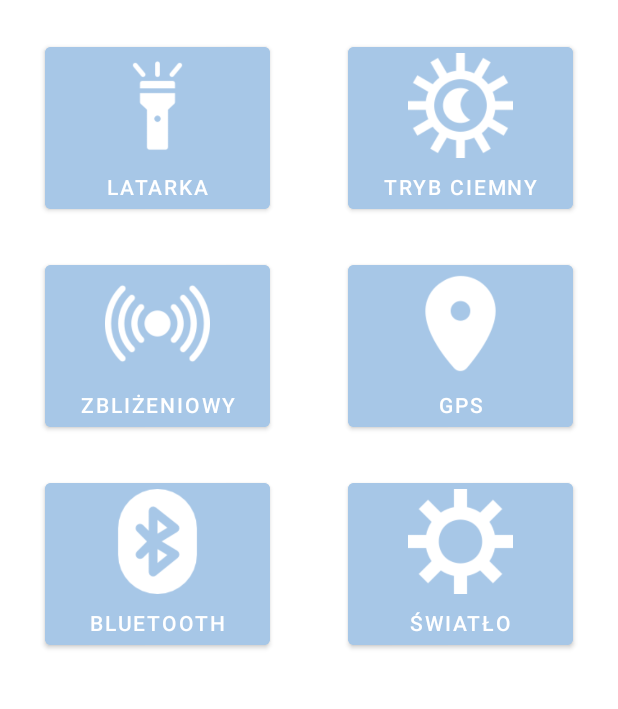
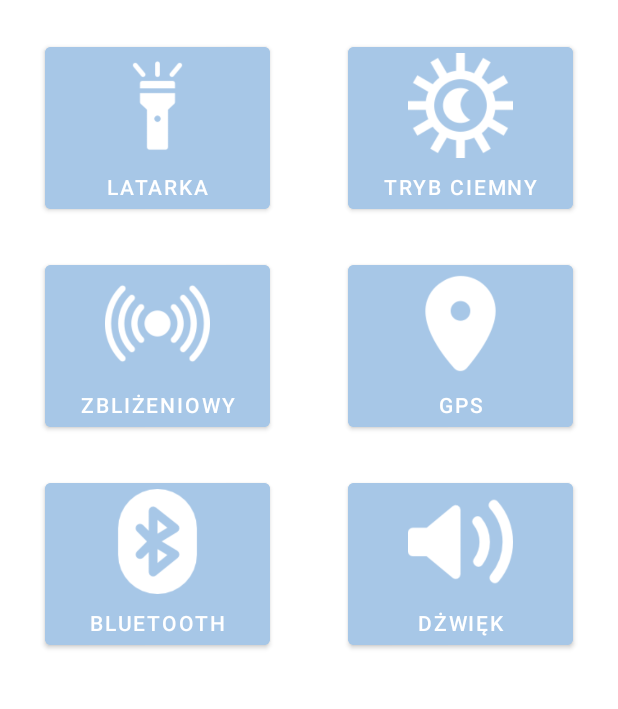
Before and after one commit to Nnunka/Ttest, an Android app: the screen it shows after launch (MainActivity), on a phone screen of 412 x 824 dp, the part 180-889 px from its top. Run offline under Robolectric (Android 15) with nearby library versions, the phone set to English and light mode, and no system bars.

Commit message:
poprawnienie layoutu pod test dźwięku

```diff
--- a/app/src/main/AndroidManifest.xml
+++ b/app/src/main/AndroidManifest.xml
@@ -18,7 +18,7 @@
         android:theme="@style/Theme.Ttest"
         tools:targetApi="31">
         <activity
-            android:name=".czujnik_swiatla"
+            android:name=".dzwiek"
             android:exported="false">
             <meta-data
                 android:name="android.app.lib_name"
--- a/app/src/main/java/com/example/ttest/MainActivity.java
+++ b/app/src/main/java/com/example/ttest/MainActivity.java
@@ -27,19 +27,13 @@ public class MainActivity extends AppCompatActivity {
         setContentView(R.layout.activity_main);
 
 
-        ActivityCompat.requestPermissions(this,
-                new String[]{Manifest.permission.WRITE_EXTERNAL_STORAGE,
-                        Manifest.permission.READ_EXTERNAL_STORAGE},
-                PackageManager.PERMISSION_GRANTED);
-
-
         //activity_main.xml -> activity_latarka.xml
         button_1 = (Button) findViewById(R.id.button_1);
 
         button_1.setOnClickListener(new View.OnClickListener() {
             @Override
             public void onClick(View view) {
-                Intent intent = new Intent(MainActivity.this,latarka.class);
+                Intent intent = new Intent(MainActivity.this, latarka.class);
                 startActivity(intent);
             }
         }); //koniec activity_main.xml -> activity_latarka.xml
@@ -51,7 +45,7 @@ public class MainActivity extends AppCompatActivity {
         button_2.setOnClickListener(new View.OnClickListener() {
             @Override
             public void onClick(View view) {
-                Intent intent = new Intent(MainActivity.this,tryb_ciemny.class);
+                Intent intent = new Intent(MainActivity.this, tryb_ciemny.class);
                 startActivity(intent);
             }
         }); //koniec activity_main.xml -> activity_tryb_ciemny.xml
@@ -75,7 +69,7 @@ public class MainActivity extends AppCompatActivity {
         button_4.setOnClickListener(new View.OnClickListener() {
             @Override
             public void onClick(View view) {
-                Intent intent = new Intent(MainActivity.this,gps.class);
+                Intent intent = new Intent(MainActivity.this, gps.class);
                 startActivity(intent);
             }
         }); //koniec activity_main.xml -> gps.xml
@@ -87,7 +81,7 @@ public class MainActivity extends AppCompatActivity {
         button_5.setOnClickListener(new View.OnClickListener() {
             @Override
             public void onClick(View view) {
-                Intent intent = new Intent(MainActivity.this,bluetooth.class);
+                Intent intent = new Intent(MainActivity.this, bluetooth.class);
                 startActivity(intent);
             }
         }); //koniec activity_main.xml -> activity_bluetooth.xml
@@ -99,7 +93,7 @@ public class MainActivity extends AppCompatActivity {
         button_6.setOnClickListener(new View.OnClickListener() {
             @Override
             public void onClick(View view) {
-                Intent intent = new Intent(MainActivity.this,czujnik_swiatla.class);
+                Intent intent = new Intent(MainActivity.this, dzwiek.class);
                 startActivity(intent);
             }
         }); //koniec activity_main.xml -> activity_czujnik_swiatla.xml
--- a/app/src/main/java/com/example/ttest/czujnik_swiatla.java
+++ b/app/src/main/java/com/example/ttest/dzwiek.java
@@ -4,11 +4,11 @@ import androidx.appcompat.app.AppCompatActivity;
 
 import android.os.Bundle;
 
-public class czujnik_swiatla extends AppCompatActivity {
+public class dzwiek extends AppCompatActivity {
 
     @Override
     protected void onCreate(Bundle savedInstanceState) {
         super.onCreate(savedInstanceState);
-        setContentView(R.layout.activity_czujnik_swiatla);
+        setContentView(R.layout.activity_dzwiek);
     }
 }
--- a/app/src/main/res/layout/activity_czujnik_swiatla.xml
+++ b/app/src/main/res/layout/activity_dzwiek.xml
@@ -4,7 +4,7 @@
     xmlns:tools="http://schemas.android.com/tools"
     android:layout_width="match_parent"
     android:layout_height="match_parent"
-    tools:context=".czujnik_swiatla">
+    tools:context=".dzwiek">
 
     <!--toolbar-->
     <androidx.appcompat.widget.Toolbar
--- a/app/src/main/res/layout/activity_main.xml
+++ b/app/src/main/res/layout/activity_main.xml
@@ -112,8 +112,8 @@
         android:layout_marginTop="25dp"
         android:layout_marginEnd="30dp"
         android:backgroundTint="#A7C7E7"
-        android:text="światło"
-        app:icon="@drawable/swiatlo"
+        android:text="Dżwięk"
+        app:icon="@drawable/glosnik"
         app:iconGravity="top"
         app:iconSize="70dp"
         app:layout_constraintEnd_toEndOf="parent"
```
Also changed, not shown: app/src/main/res/drawable/glosnik.png (added), app/src/main/res/drawable/swiatlo.png (deleted).
